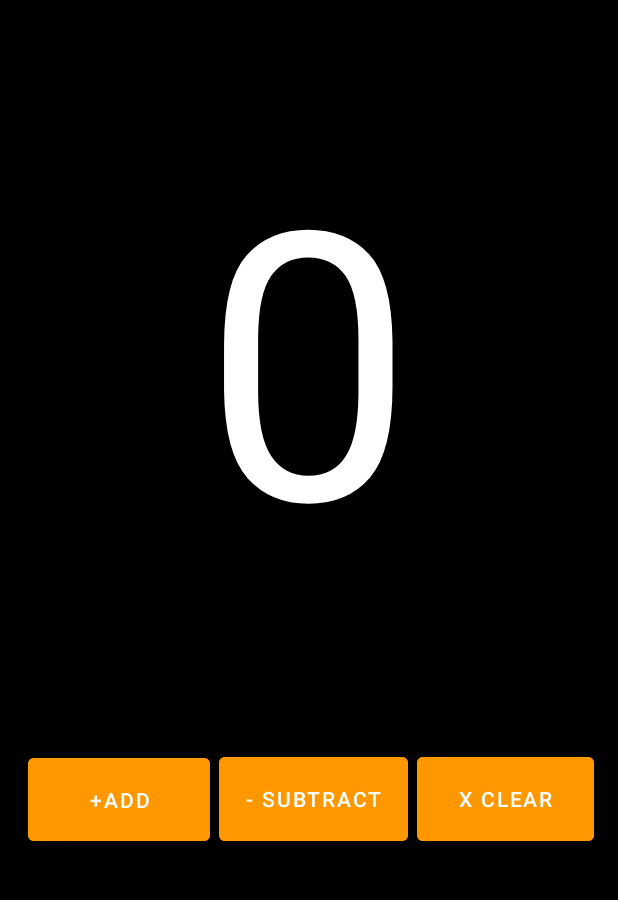
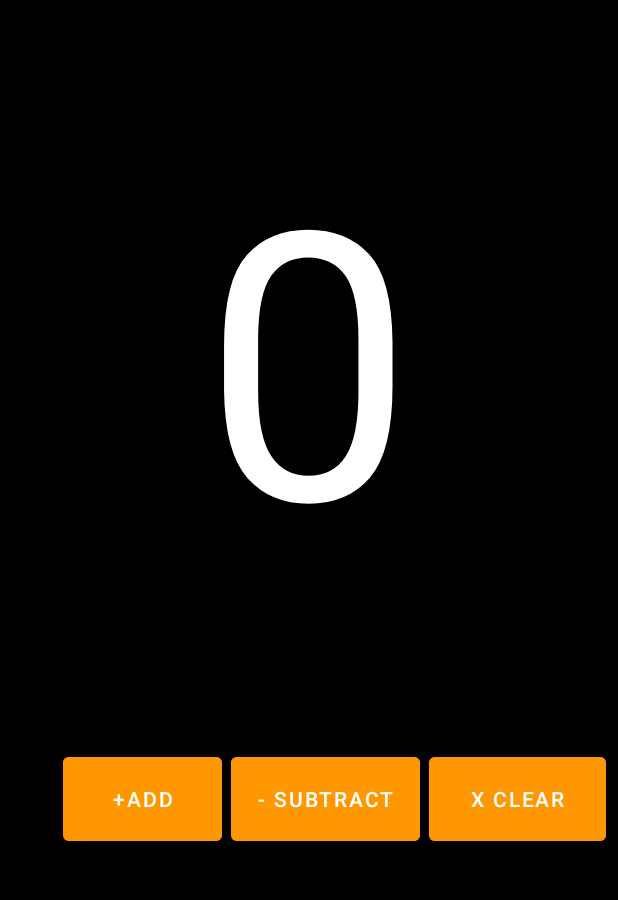
Before and after one commit to BITF19M022/BITF19M022_Repo4, an Android app: the screen it shows after launch (MainActivity), on a phone screen of 412 x 824 dp, the part 242-1142 px from its top. Run offline under Robolectric (Android 15) with nearby library versions, the phone set to English and light mode, and no system bars.

Commit message:
Button Identation Changed

```diff
--- a/app/src/main/res/layout/activity_main.xml
+++ b/app/src/main/res/layout/activity_main.xml
@@ -21,10 +21,22 @@
         app:layout_constraintTop_toTopOf="parent" />
 
     <Button
+        android:id="@+id/btnIncrement"
+        android:layout_width="106dp"
+        android:layout_height="68dp"
+        android:layout_marginEnd="264dp"
+        android:layout_marginBottom="96dp"
+        android:backgroundTint="#FF9800"
+        android:text="+Add"
+        android:textSize="14sp"
+        app:layout_constraintBottom_toBottomOf="parent"
+        app:layout_constraintEnd_toEndOf="parent" />
+
+    <Button
         android:id="@+id/btnDecrement"
         android:layout_width="126dp"
         android:layout_height="68dp"
-        android:layout_marginEnd="140dp"
+        android:layout_marginEnd="132dp"
         android:layout_marginBottom="96dp"
         android:backgroundTint="#FF9800"
         android:text="- Subtract"
@@ -33,22 +45,10 @@
         app:layout_constraintEnd_toEndOf="parent" />
 
     <Button
-        android:id="@+id/btnIncrement"
-        android:layout_width="121dp"
-        android:layout_height="67dp"
-        android:layout_marginEnd="272dp"
-        android:layout_marginBottom="96dp"
-        android:backgroundTint="#FF9800"
-        android:text="+Add"
-        android:textSize="14sp"
-        app:layout_constraintBottom_toBottomOf="parent"
-        app:layout_constraintEnd_toEndOf="parent" />
-
-    <Button
         android:id="@+id/btnClear"
         android:layout_width="118dp"
         android:layout_height="68dp"
-        android:layout_marginEnd="16dp"
+        android:layout_marginEnd="8dp"
         android:layout_marginBottom="96dp"
         android:backgroundTint="#FF9800"
         android:text="X Clear"
```
